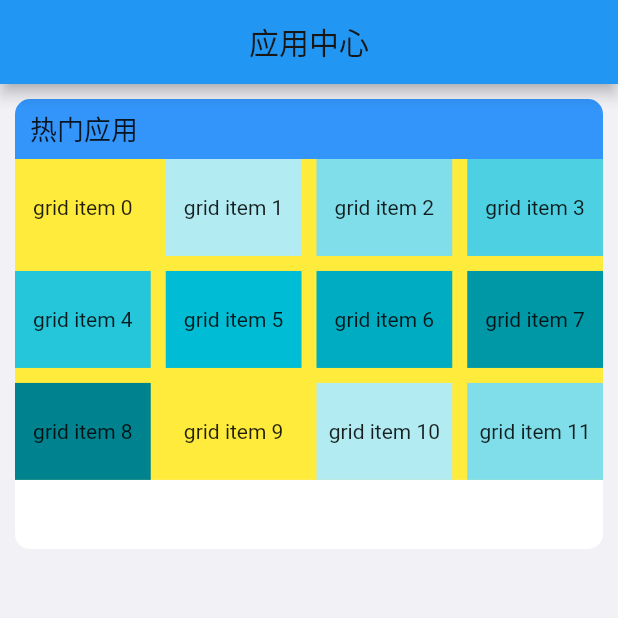
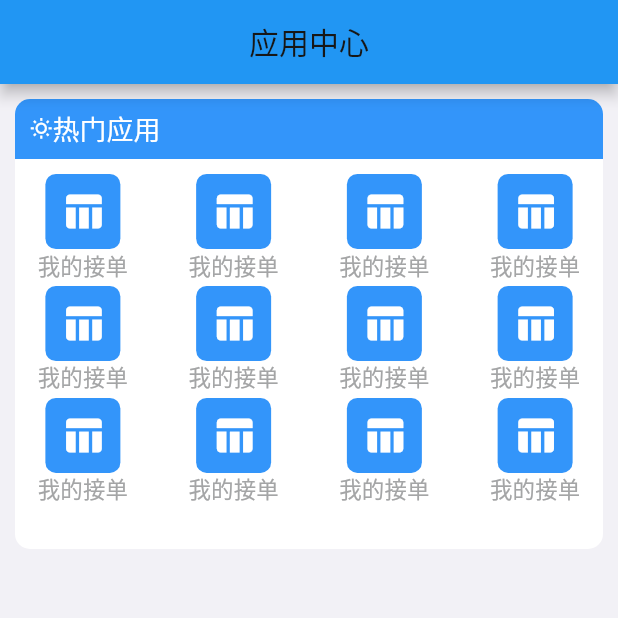
Before and after one commit to secret620/mechat, a Flutter app: the AppCenter screen opened directly, on a phone screen of 412 x 824 dp, the top half of it. Run offline on Flutter 3.47's test engine with Material 2 defaults, Android fonts, the phone set to English and light mode, and no system bars; our stand-ins replace azlistview, date_format; missing offline and left inert: common_utils, github_language_colors, lpinyin, provide; network calls fail.

Commit message:
新增应用中心

```diff
--- a/lib/page/AppCenter.dart
+++ b/lib/page/AppCenter.dart
@@ -1,5 +1,6 @@
 import 'package:common_utils/common_utils.dart';
 import 'package:flutter/material.dart';
+import 'package:mechat/common/IconButton.dart';
 import 'package:mechat/page/LXScrollPhotosView.dart';
 import 'package:mechat/page/contants/index.dart';
 
@@ -139,19 +140,31 @@ class _AppCenterState extends State<AppCenter> {
               color: Color.fromRGBO(51,149,250, 1),
               borderRadius: new BorderRadius.only(topLeft: Radius.circular(10.0),topRight: Radius.circular(10.0),),
             ),
-            child: Text('热门应用', style: TextStyle(fontSize: 18.0),),
+            child: Row(
+              mainAxisAlignment : MainAxisAlignment.start,
+              mainAxisSize : MainAxisSize.max,
+              children: [
+                Icon(Icons.wb_sunny_outlined, color: Colors.white,size: 15,),
+                Text('热门应用', style: TextStyle(fontSize: 18.0, color: Colors.white),)
+              ],
+            ),
           ),
           Container(
-            color: Colors.yellow,
-            child:   buildGridView1(),
-          )
+            padding: EdgeInsets.only(top:10.0),
+            child:  InkWell(
+              child: buildGridView1(),
+              onTap:(){
+                print('CALL');
+                },
+              ),
+          ) ,
         ],
       ),
     );
     return c;
   }
 
-  Widget gets(){
+  /*Widget gets(){
     List<Container> _buildGuidTitleList(int count) {
       return List<Container>.generate(
         count,(int index) => Container(
@@ -268,7 +281,7 @@ class _AppCenterState extends State<AppCenter> {
         ),
       ),
     );
-  }
+  }*/
 
   ///通过构造函数来创建
   Widget buildGridView1() {
@@ -290,7 +303,6 @@ class _AppCenterState extends State<AppCenter> {
     );
   }
 
-
   List<Widget> buildListViewItemList(){
     List<Widget> list = [];
     ///模拟的8条数据
@@ -305,10 +317,37 @@ class _AppCenterState extends State<AppCenter> {
     return new Container(
       ///内容剧中
       alignment: Alignment.center,
-
       ///根据角标来动态计算生成不同的背景颜色
-      color: Colors.cyan[100 * (index % 9)],
-      child: new Text('grid item $index'),
+      // color: Colors.cyan[100 * (index % 9)],
+      child: Container(
+          width: double.infinity,
+          height: double.infinity,
+          child: new Column(
+            mainAxisSize: MainAxisSize.min,
+            mainAxisAlignment: MainAxisAlignment.center,
+            children: [
+              new Container(
+                padding : EdgeInsets.all(10.0),
+                decoration: new BoxDecoration(
+                  color: Color.fromRGBO(51,149,250, 1),
+                  borderRadius: new BorderRadius.circular((7.0)),
+                ),
+                child: new Icon(Icons.table_chart, color: Colors.white,size: 30,),
+              ),
+              new Container(
+                // margin: const EdgeInsets.only(top: .0),
+                child: new Text(
+                  '我的接单',
+                  style: new TextStyle(
+                    fontSize: 15.0,
+                    fontWeight: FontWeight.w400,
+                    color: Color.fromRGBO(164,165,166, 1),
+                  ),
+                ),
+              ),
+            ],
+          ),
+        ),
     );
   }
 }
```
